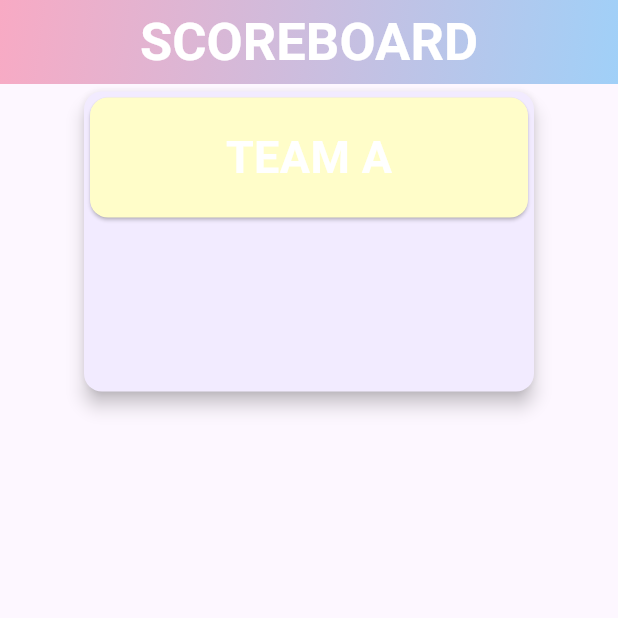
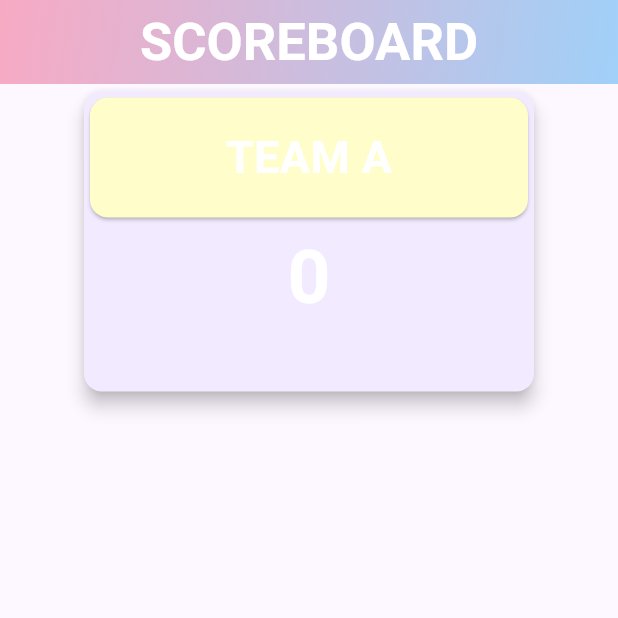
Before and after one commit to Chlunidia/Scoreboard, a Flutter app: the screen it shows after launch, on a phone screen of 412 x 824 dp, the top half of it. Run offline on Flutter 3.47's test engine with Material 2 defaults, Android fonts, the phone set to English and light mode, and no system bars.

Commit message:
Menambahkan variabel count1 dan memanggilnya

```diff
--- a/lib/main.dart
+++ b/lib/main.dart
@@ -56,6 +56,7 @@ class ScoreBoard1 extends StatefulWidget {
 }
 
 class _ScoreBoard1State extends State<ScoreBoard1> {
+  int count1 = 0;
   @override
   Widget build(BuildContext context) {
     return Padding(
@@ -68,8 +69,8 @@ class _ScoreBoard1State extends State<ScoreBoard1> {
             width: 300,
             height: 200,
             child: Column(
-              children: const <Widget>[
-                Center(
+              children: <Widget>[
+                const Center(
                   child: Card(
                     color: Color.fromARGB(255, 255, 253, 201),
                     child: SizedBox(
@@ -88,6 +89,16 @@ class _ScoreBoard1State extends State<ScoreBoard1> {
                     ),
                   ),
                 ),
+                Center(
+                  child: Text(
+                    "$count1",
+                    style: const TextStyle(
+                      fontSize: 50,
+                      fontWeight: FontWeight.bold,
+                      color: Colors.white
+                    ),
+                  ),
+                )
               ],
             ),
           ),
```
